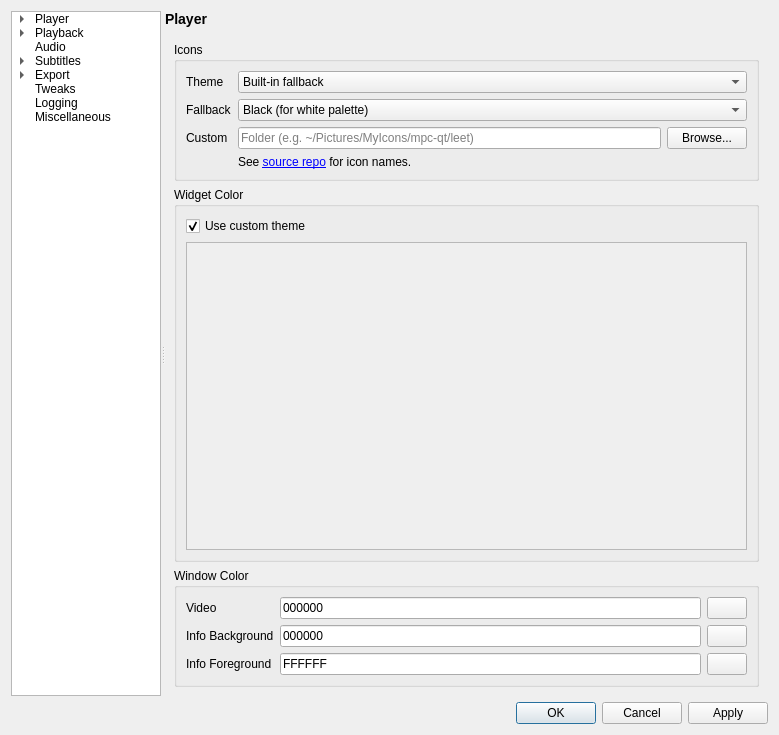
mpc-qt/mpc-qt, file settingswindow.ui: the form before one commit.
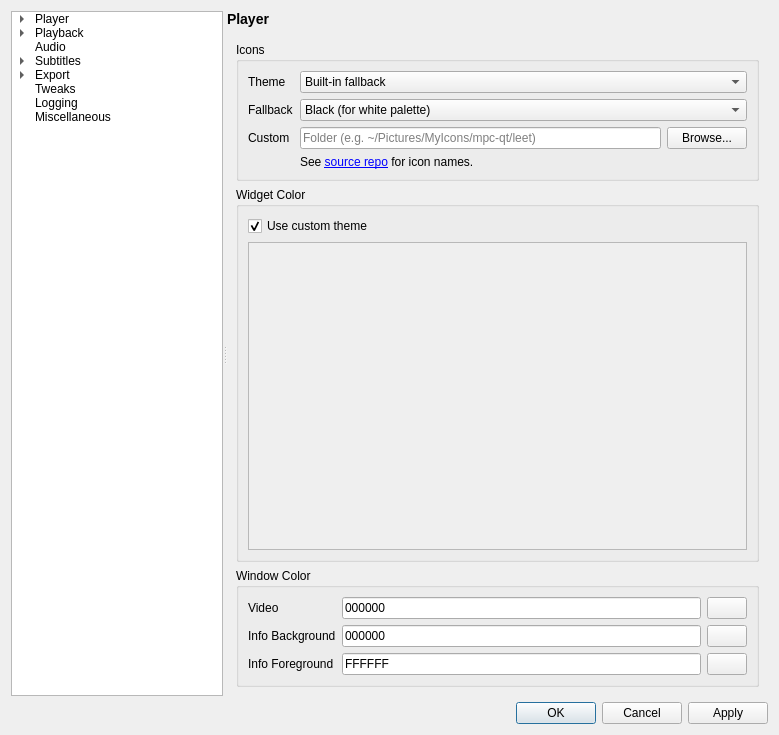
The form after the commit. The open tabs and pages were chosen to show the change.

Commit message:
settingswindow: calculate default pageTree width
Use the view widgets' header resize policy to set reasonable column
widths.  The old hacky way was a guess ahead of time what strings are
likely to be the widest and measured how wide the widget font was.

Should make things less troublesome for #90.

Diff of the .ui file:
```diff
--- a/settingswindow.ui
+++ b/settingswindow.ui
@@ -20,17 +20,11 @@
       <enum>Qt::Horizontal</enum>
      </property>
      <widget class="QTreeWidget" name="pageTree">
-      <property name="sizePolicy">
-       <sizepolicy hsizetype="Preferred" vsizetype="Preferred">
-        <horstretch>0</horstretch>
-        <verstretch>0</verstretch>
-       </sizepolicy>
+      <property name="verticalScrollBarPolicy">
+       <enum>Qt::ScrollBarAlwaysOff</enum>
       </property>
-      <property name="maximumSize">
-       <size>
-        <width>150</width>
-        <height>16777215</height>
-       </size>
+      <property name="horizontalScrollBarPolicy">
+       <enum>Qt::ScrollBarAlwaysOff</enum>
       </property>
       <property name="headerHidden">
        <bool>true</bool>
@@ -705,8 +699,8 @@
                   <rect>
                    <x>0</x>
                    <y>0</y>
-                   <width>98</width>
-                   <height>28</height>
+                   <width>583</width>
+                   <height>229</height>
                   </rect>
                  </property>
                  <layout class="QVBoxLayout" name="verticalLayout_6"/>
```
Left out of the diff: 2 changed lines with no effect on the pictures. The commit also changes 10 other files.
